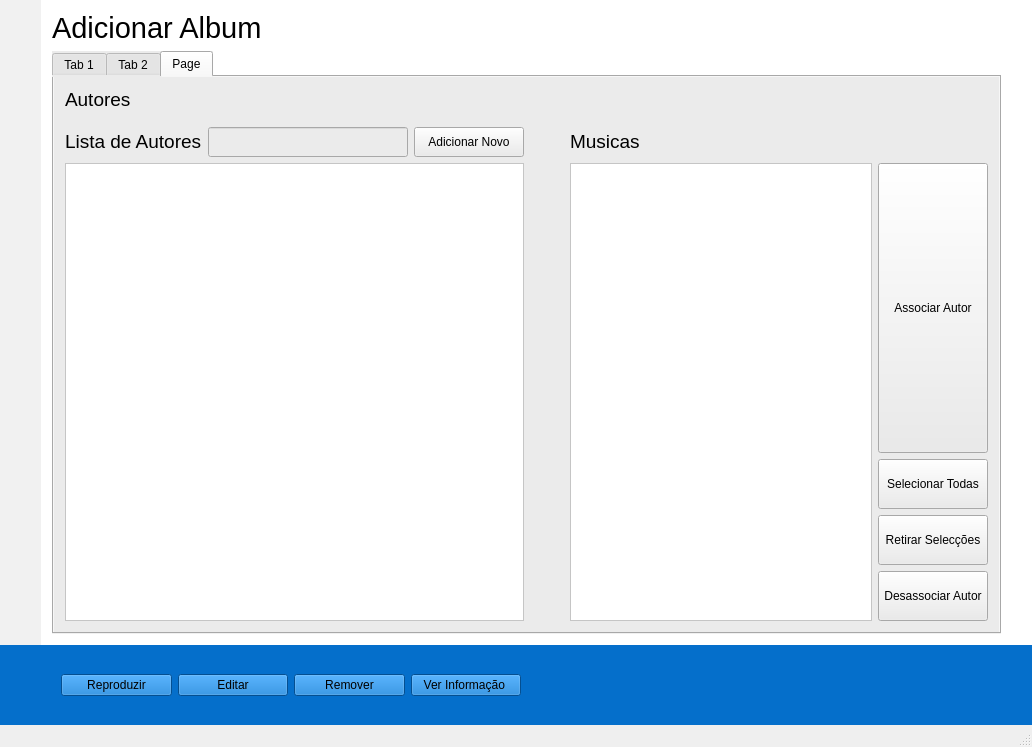
Before: the Qt Designer form media5/mainwindow.ui in Grupo-9-EngenhariaSoftware2016/Media-Player, drawn with Qt 5.
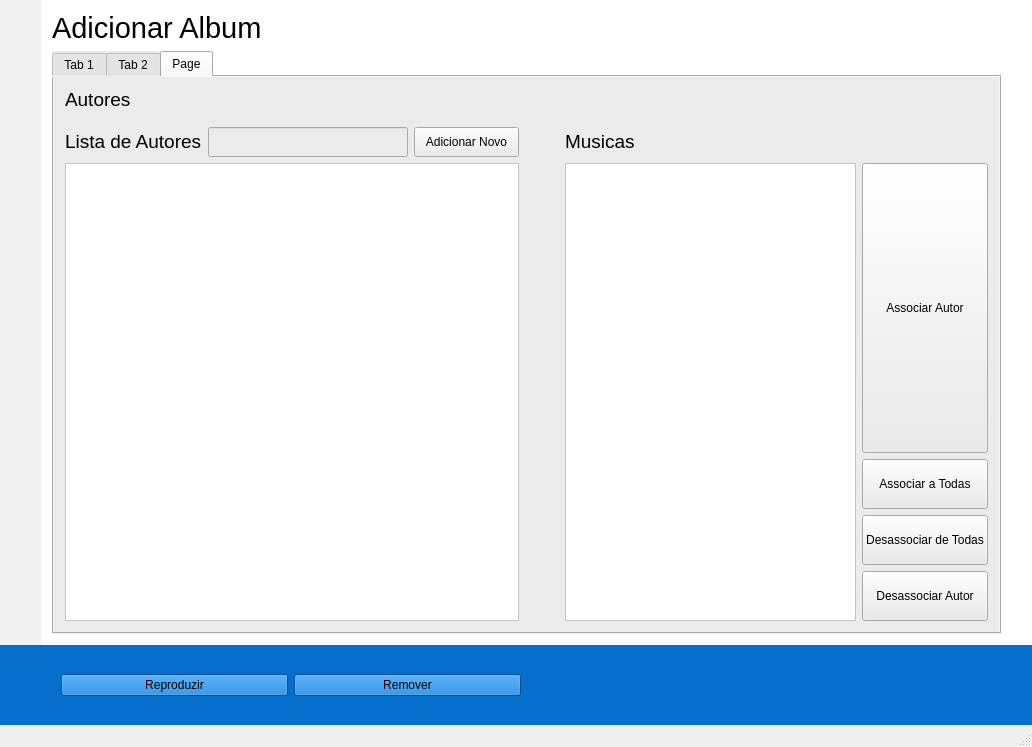
After: the same form once the commit is applied. The open tabs and pages were chosen to show the change. Icons and pictures are not drawn.

Commit message:
corrigido o editMode
já só falta a parte de delegados das tabelas e corrigir alguns erros

```diff
--- a/media5/mainwindow.ui
+++ b/media5/mainwindow.ui
@@ -394,13 +394,6 @@
       </widget>
       <widget class="QWidget" name="options_tab">
        <layout class="QGridLayout" name="gridLayout_19">
-        <item row="0" column="2">
-         <widget class="QPushButton" name="options_button_edit">
-          <property name="text">
-           <string>Editar</string>
-          </property>
-         </widget>
-        </item>
         <item row="0" column="1">
          <widget class="QPushButton" name="options_button_play">
           <property name="text">
@@ -424,21 +417,14 @@
           </property>
          </spacer>
         </item>
-        <item row="0" column="4">
-         <widget class="QPushButton" name="options_button_information">
-          <property name="text">
-           <string>Ver Informação </string>
-          </property>
-         </widget>
-        </item>
-        <item row="0" column="3">
+        <item row="0" column="2">
          <widget class="QPushButton" name="options_button_remove">
           <property name="text">
            <string>Remover</string>
           </property>
          </widget>
         </item>
-        <item row="0" column="5">
+        <item row="0" column="3">
          <spacer name="horizontalSpacer_20">
           <property name="orientation">
            <enum>Qt::Horizontal</enum>
@@ -2775,7 +2761,7 @@
                </widget>
               </item>
               <item row="9" column="8">
-               <widget class="QPushButton" name="page_add_album_button_addArtistToAll">
+               <widget class="QPushButton" name="page_add_album_button_subArtistToAll">
                 <property name="minimumSize">
                  <size>
                   <width>0</width>
@@ -2783,12 +2769,12 @@
                  </size>
                 </property>
                 <property name="text">
-                 <string>Retirar Selecções</string>
+                 <string>Desassociar de Todas</string>
                 </property>
                </widget>
               </item>
               <item row="8" column="8">
-               <widget class="QPushButton" name="page_add_album_button_addArtistToAll_2">
+               <widget class="QPushButton" name="page_add_album_button_addArtistToAll">
                 <property name="minimumSize">
                  <size>
                   <width>0</width>
@@ -2796,7 +2782,7 @@
                  </size>
                 </property>
                 <property name="text">
-                 <string>Selecionar Todas</string>
+                 <string>Associar a Todas</string>
                 </property>
                </widget>
               </item>
```
Left out of the diff: 18 changed lines with no effect on the pictures. The commit also changes 4 other files.
